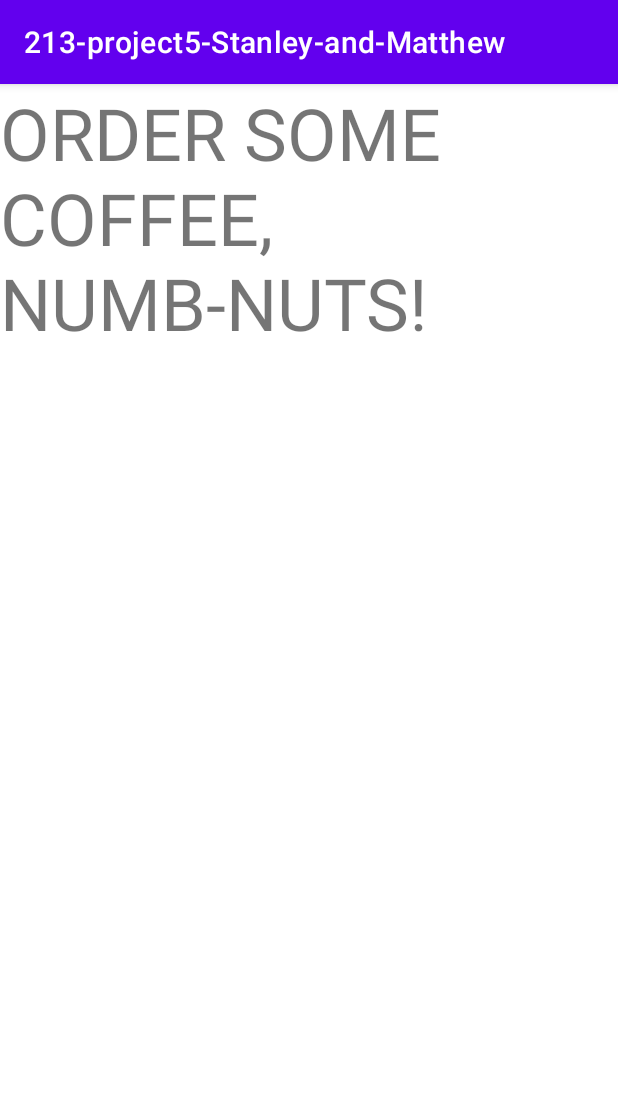
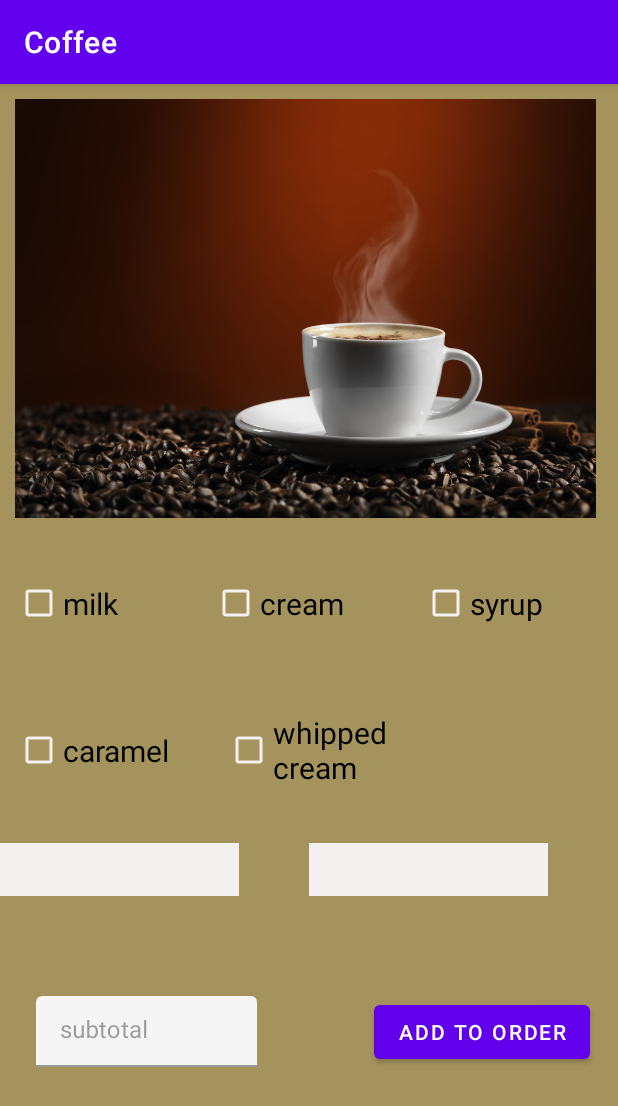
Before and after one commit to mattglennc/213-project5-Stanley-and-Matthew, an Android app: the OrderCoffee screen opened directly, with no data from a screen before it, on a phone screen of 412 x 824 dp. Shown: the top 1106 px of the screen. Run offline under Robolectric (Android 15) with nearby library versions, the phone set to English and light mode, and no system bars.

Commit message:
Started Coffee layout.

```diff
--- a/app/src/main/AndroidManifest.xml
+++ b/app/src/main/AndroidManifest.xml
@@ -5,19 +5,23 @@
     <application
         android:allowBackup="true"
         android:icon="@mipmap/ic_launcher"
-        android:label="@string/app_name"
+        android:label="RU CAFE"
         android:roundIcon="@mipmap/ic_launcher_round"
         android:supportsRtl="true"
         android:theme="@style/Theme.213project5StanleyandMatthew">
         <activity
             android:name=".ItemSelectedActivity"
-            android:label="Item Selected Activity"
+            android:label="Order Donuts"
             android:parentActivityName=".OrderCoffee"
             android:exported="false" />
-        <activity android:name=".OrderDonuts" />
-        <activity android:name=".OrderCoffee" />
-        <activity android:name=".CurrentOrder" />
-        <activity android:name=".OrdersList" />
+        <activity android:name=".OrderDonuts"
+            android:label="Donuts"/>
+        <activity android:name=".OrderCoffee"
+            android:label="Coffee"/>
+        <activity android:name=".CurrentOrder"
+            android:label="Your Order"/>
+        <activity android:name=".OrdersList"
+            android:label="Store Orders"/>
         <activity
             android:name=".MainActivity"
             android:exported="true">
--- a/app/src/main/res/layout/activity_coffee.xml
+++ b/app/src/main/res/layout/activity_coffee.xml
@@ -1,13 +1,149 @@
 <?xml version="1.0" encoding="utf-8"?>
 <LinearLayout xmlns:android="http://schemas.android.com/apk/res/android"
+    xmlns:app="http://schemas.android.com/apk/res-auto"
+    xmlns:tools="http://schemas.android.com/tools"
     android:layout_width="match_parent"
-    android:layout_height="match_parent">
+    android:layout_height="match_parent"
+    android:background="#A5935D"
+    android:orientation="vertical">
 
-    <TextView
-        android:id="@+id/textView3"
-        android:layout_width="wrap_content"
-        android:layout_height="wrap_content"
-        android:layout_weight="1"
-        android:text="ORDER SOME COFFEE, NUMB-NUTS!"
-        android:textSize="48sp" />
+    <ImageView
+        android:id="@+id/imageView3"
+        android:layout_width="387dp"
+        android:layout_height="279dp"
+        android:scaleType="fitXY"
+        android:translationX="10dp"
+        android:translationY="10dp"
+        app:srcCompat="@drawable/coffeeimage" />
+
+    <TableRow
+        android:layout_width="match_parent"
+        android:layout_height="94dp"
+        android:translationY="20sp">
+
+        <CheckBox
+            android:id="@+id/milkBox"
+            android:layout_width="131dp"
+            android:layout_height="match_parent"
+            android:buttonTint="#F4F0F0"
+            android:text="milk"
+            android:textSize="20sp"
+            android:translationX="10sp" />
+
+        <CheckBox
+            android:id="@+id/creamBox"
+            android:layout_width="140dp"
+            android:layout_height="match_parent"
+            android:buttonTint="#F4F0F0"
+            android:text="cream"
+            android:textSize="20sp"
+            android:translationX="10sp" />
+
+        <CheckBox
+            android:id="@+id/syrupBox"
+            android:layout_width="117dp"
+            android:layout_height="match_parent"
+            android:buttonTint="#F4F0F0"
+            android:text="syrup"
+            android:textSize="20sp"
+            android:translationX="10sp" />
+    </TableRow>
+
+    <TableRow
+        android:layout_width="match_parent"
+        android:layout_height="102dp"
+        android:translationY="20sp">
+
+        <CheckBox
+            android:id="@+id/caramelBox"
+            android:layout_width="140dp"
+            android:layout_height="match_parent"
+            android:buttonTint="#F4F0F0"
+            android:text="caramel"
+            android:textSize="20sp"
+            android:translationX="10sp" />
+
+        <CheckBox
+            android:id="@+id/wcBox"
+            android:layout_width="131dp"
+            android:layout_height="match_parent"
+            android:buttonTint="#F4F0F0"
+            android:text="whipped cream"
+            android:textSize="20sp"
+            android:translationX="10sp" />
+    </TableRow>
+
+    <TableRow
+        android:layout_width="match_parent"
+        android:layout_height="56dp"
+        android:translationY="20dp">
+
+        <androidx.constraintlayout.widget.ConstraintLayout
+            android:layout_width="match_parent"
+            android:layout_height="56dp">
+
+            <Spinner
+                android:id="@+id/quantCoffeeSelect"
+                android:layout_width="159dp"
+                android:layout_height="35dp"
+                android:background="#F4F0F0"
+                app:layout_constraintBottom_toBottomOf="parent"
+                app:layout_constraintEnd_toEndOf="parent"
+                app:layout_constraintStart_toEndOf="@+id/sizeSelect"
+                app:layout_constraintTop_toTopOf="parent"
+                app:layout_constraintVertical_bias="0.509" />
+
+            <Spinner
+                android:id="@+id/sizeSelect"
+                android:layout_width="159dp"
+                android:layout_height="35dp"
+                android:background="#F4F0F0"
+                app:layout_constraintBottom_toBottomOf="parent"
+                app:layout_constraintTop_toTopOf="parent"
+                tools:layout_editor_absoluteX="37dp" />
+        </androidx.constraintlayout.widget.ConstraintLayout>
+
+    </TableRow>
+
+    <TableRow
+        android:layout_width="match_parent"
+        android:layout_height="163dp"
+        android:translationY="20dp">
+
+        <androidx.constraintlayout.widget.ConstraintLayout
+            android:layout_width="match_parent"
+            android:layout_height="160dp">
+
+            <com.google.android.material.textfield.TextInputLayout
+                android:id="@+id/textInputLayout"
+                android:layout_width="147dp"
+                android:layout_height="47dp"
+                android:layout_marginStart="24dp"
+                android:enabled="false"
+                app:layout_constraintBottom_toBottomOf="parent"
+                app:layout_constraintStart_toStartOf="parent"
+                app:layout_constraintTop_toTopOf="parent">
+
+                <com.google.android.material.textfield.TextInputEditText
+                    android:id="@+id/subtotalCoffee"
+                    android:layout_width="match_parent"
+                    android:layout_height="wrap_content"
+                    android:hint="subtotal" />
+            </com.google.android.material.textfield.TextInputLayout>
+
+            <Button
+                android:id="@+id/orderCoffeeButton"
+                android:layout_width="wrap_content"
+                android:layout_height="wrap_content"
+                android:layout_marginStart="78dp"
+                android:text="Add to Order"
+                app:layout_constraintBottom_toBottomOf="parent"
+                app:layout_constraintEnd_toEndOf="parent"
+                app:layout_constraintHorizontal_bias="0.0"
+                app:layout_constraintStart_toEndOf="@+id/textInputLayout"
+                app:layout_constraintTop_toTopOf="parent"
+                app:layout_constraintVertical_bias="0.508" />
+        </androidx.constraintlayout.widget.ConstraintLayout>
+    </TableRow>
+
 </LinearLayout>
--- a/app/src/main/res/layout/activity_main.xml
+++ b/app/src/main/res/layout/activity_main.xml
@@ -13,15 +13,6 @@
         android:orientation="vertical"
         tools:layout_editor_absoluteX="1dp"
         tools:layout_editor_absoluteY="1dp" >
-
-        <TextView
-            android:id="@+id/logo"
-            android:layout_width="match_parent"
-            android:layout_height="wrap_content"
-            android:fontFamily="sans-serif-medium"
-            android:text="RU CAFE"
-            android:textAlignment="center"
-            android:textSize="80sp" />
 
         <TableRow
             android:layout_width="match_parent"
```
Also changed, not shown: app/src/main/res/drawable/coffeeimage.jpg (added).
